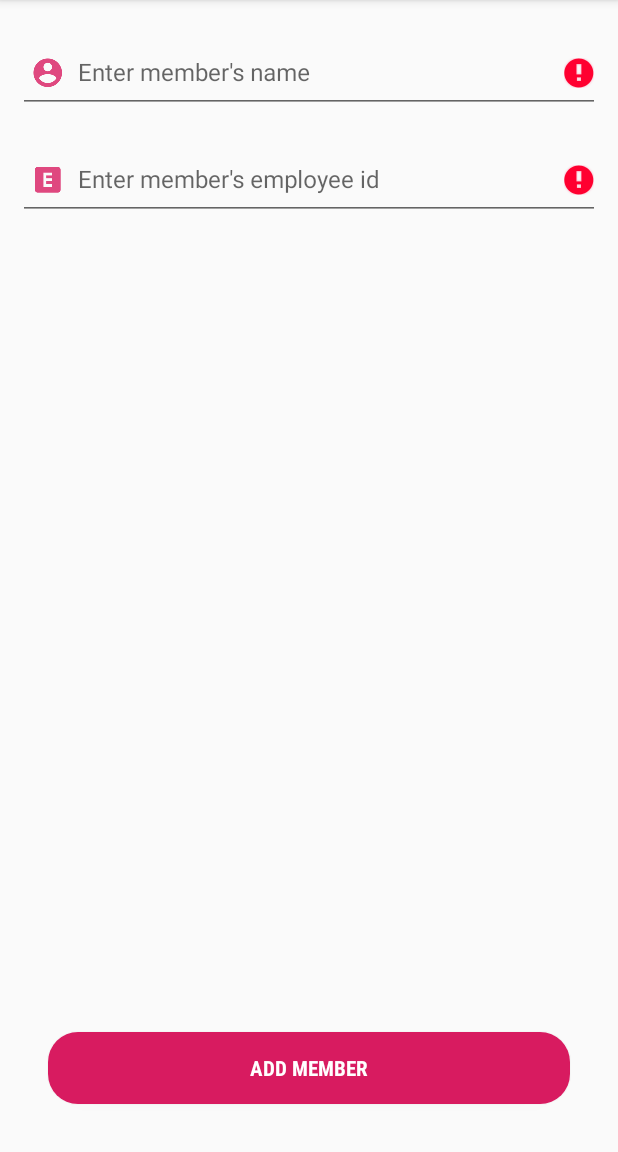
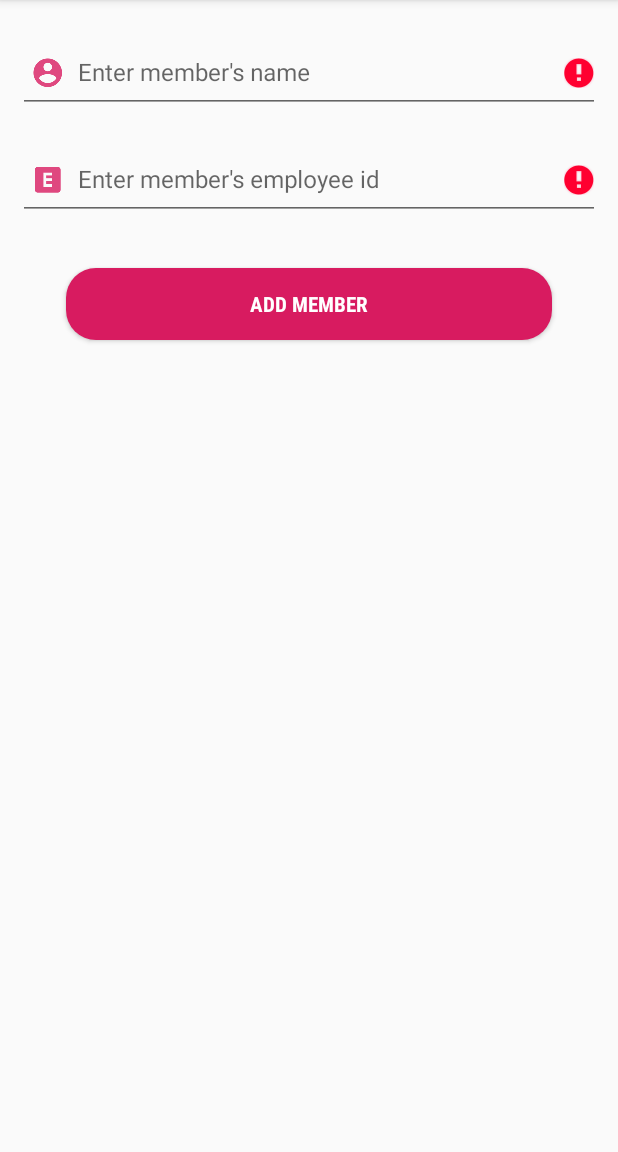
Before and after one commit to usman18/ProgressTracker, an Android app: the AddMemberActivity screen opened directly, with no data from a screen before it, after a tap on "ADD MEMBER", on a phone screen of 412 x 824 dp, the part 84-1236 px from its top. Run offline under Robolectric (Android 15) with nearby library versions, the phone set to English and light mode, and no system bars; libraries missing offline, so code that uses them is left out: io.realm; Roboto replaces fonts that are not available here; 1 statement that could not run was skipped.

Commit message:
-> UI + finishing done in AdMember Activity.

```diff
--- a/app/src/main/java/com/uk/progresstracker/AddMemberActivity.java
+++ b/app/src/main/java/com/uk/progresstracker/AddMemberActivity.java
@@ -1,6 +1,8 @@
 package com.uk.progresstracker;
 
 import android.os.Bundle;
+import android.os.Handler;
+import android.support.design.widget.Snackbar;
 import android.support.design.widget.TextInputEditText;
 import android.support.v7.app.AppCompatActivity;
 import android.text.TextUtils;
@@ -28,8 +30,6 @@ public class AddMemberActivity extends AppCompatActivity {
         setContentView(R.layout.activity_add_member);
 
         initialize();
-
-
 
     }
 
@@ -65,11 +65,12 @@ public class AddMemberActivity extends AppCompatActivity {
                     realm.executeTransaction(new Realm.Transaction() {
                         @Override
                         public void execute(Realm realm) {
+
                             realm.copyToRealmOrUpdate(member);
                             Log.d("Check","Transaction done");
+                            updateUI();
                         }
                     });
-
 
                 }
 
@@ -78,12 +79,25 @@ public class AddMemberActivity extends AppCompatActivity {
 
     }
 
+    private void updateUI() {
+
+        Snackbar.make(findViewById(R.id.root_layout),"Member Added !",Snackbar.LENGTH_SHORT)
+                .show();
+
+        new Handler()
+                .postDelayed(new Runnable() {
+                    @Override
+                    public void run() {
+                        finish();
+                    }
+                },2000);
+
+    }
+
     private boolean checkIfNull() {
 
-        if (TextUtils.isEmpty(etName.getText().toString())
-                || TextUtils.isEmpty(etEid.getText().toString()))
-            return true;
-        return false;
+        return TextUtils.isEmpty(etName.getText().toString())
+                || TextUtils.isEmpty(etEid.getText().toString());
 
     }
 }
--- a/app/src/main/res/layout/activity_add_member.xml
+++ b/app/src/main/res/layout/activity_add_member.xml
@@ -1,14 +1,14 @@
 <?xml version="1.0" encoding="utf-8"?>
 
-<LinearLayout android:layout_width="match_parent"
+<android.support.design.widget.CoordinatorLayout android:layout_width="match_parent"
     android:layout_height="match_parent"
-    android:orientation="vertical"
+    android:id="@+id/root_layout"
     xmlns:android="http://schemas.android.com/apk/res/android" >
 
     <ScrollView
         android:layout_weight="1"
         android:layout_width="match_parent"
-        android:layout_height="0dp">
+        android:layout_height="match_parent">
 
 
         <LinearLayout android:layout_width="match_parent"
@@ -55,18 +55,14 @@
                     android:hint="@string/enter_member_s_employee_id" />
 
             </android.support.design.widget.TextInputLayout>
-        </LinearLayout>
-
-    </ScrollView>
 
 
             <Button
                 android:id="@+id/add_member"
-        android:layout_gravity="bottom"
+                android:layout_gravity="center"
                 android:layout_width="match_parent"
                 android:layout_height="wrap_content"
-        android:layout_marginStart="32dp"
-        android:layout_marginEnd="32dp"
+                android:layout_margin="32dp"
                 android:layout_marginBottom="32dp"
                 android:background="@drawable/round_corners"
                 android:text="@string/add_member"
@@ -77,3 +73,8 @@
                 />
 
         </LinearLayout>
+
+    </ScrollView>
+
+
+</android.support.design.widget.CoordinatorLayout>
```
Lines whose indentation alone changed are shown as unchanged.
